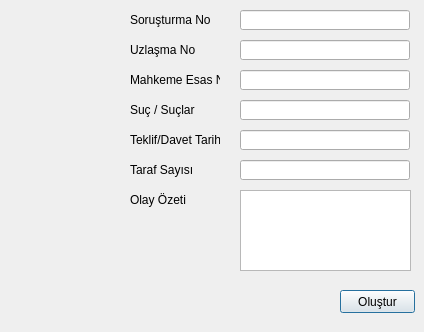
Above: ui/dosyaolustur.ui from rolilahla/Uzlasma before the change. Below: the same form after it.
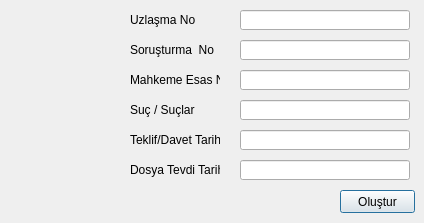
That is the form after the change. Icons and pictures are not drawn.

The edit to the form file:
```diff
--- a/ui/dosyaolustur.ui
+++ b/ui/dosyaolustur.ui
@@ -7,7 +7,7 @@
     <x>0</x>
     <y>0</y>
     <width>424</width>
-    <height>332</height>
+    <height>223</height>
    </rect>
   </property>
   <property name="windowTitle">
@@ -27,7 +27,7 @@
     </rect>
    </property>
    <property name="text">
-    <string>Soruşturma No</string>
+    <string>Uzlaşma No</string>
    </property>
   </widget>
   <widget class="QLineEdit" name="lineEdit">
@@ -60,7 +60,7 @@
     </rect>
    </property>
    <property name="text">
-    <string>Uzlaşma No</string>
+    <string>Soruşturma  No</string>
    </property>
   </widget>
   <widget class="QLabel" name="label_3">
@@ -126,7 +126,7 @@
    <property name="geometry">
     <rect>
      <x>340</x>
-     <y>290</y>
+     <y>190</y>
      <width>75</width>
      <height>23</height>
     </rect>
@@ -139,7 +139,7 @@
    <property name="geometry">
     <rect>
      <x>10</x>
-     <y>0</y>
+     <y>30</y>
      <width>121</width>
      <height>121</height>
     </rect>
@@ -181,30 +181,7 @@
     </rect>
    </property>
    <property name="text">
-    <string>Taraf Sayısı</string>
-   </property>
-  </widget>
-  <widget class="QLabel" name="label_8">
-   <property name="geometry">
-    <rect>
-     <x>130</x>
-     <y>190</y>
-     <width>90</width>
-     <height>20</height>
-    </rect>
-   </property>
-   <property name="text">
-    <string>Olay Özeti</string>
-   </property>
-  </widget>
-  <widget class="QTextEdit" name="textEdit">
-   <property name="geometry">
-    <rect>
-     <x>240</x>
-     <y>190</y>
-     <width>171</width>
-     <height>81</height>
-    </rect>
+    <string>Dosya Tevdi Tarihi</string>
    </property>
   </widget>
  </widget>
```
